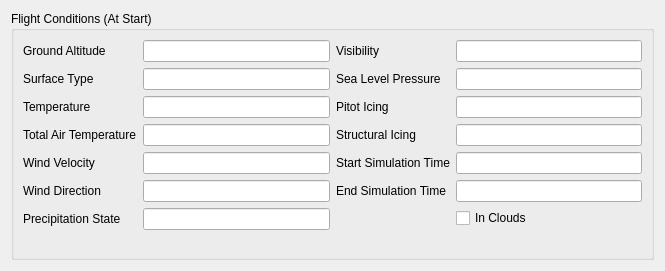
First picture: the form in src/UserInterface/src/Widgets/FlightConditionWidget.ui, repository till213/SkyDolly, before the edit.
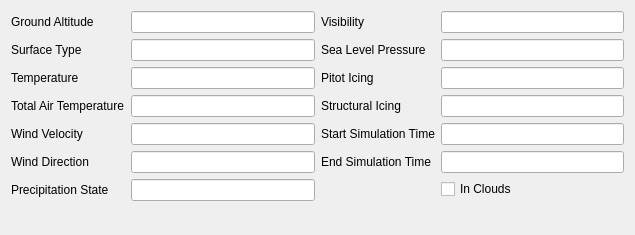
Second picture: the form after the edit.

Commit message: Add flight description widget

What changed in the file:
```diff
--- a/src/UserInterface/src/Widgets/FlightConditionWidget.ui
+++ b/src/UserInterface/src/Widgets/FlightConditionWidget.ui
@@ -6,19 +6,13 @@
    <rect>
     <x>0</x>
     <y>0</y>
-    <width>665</width>
-    <height>271</height>
+    <width>635</width>
+    <height>235</height>
    </rect>
   </property>
   <property name="windowTitle">
    <string>Form</string>
   </property>
-  <layout class="QGridLayout" name="gridLayout_2">
-   <item row="0" column="0">
-    <widget class="QGroupBox" name="groupBox">
-     <property name="title">
-      <string>Flight Conditions (At Start)</string>
-     </property>
      <layout class="QGridLayout" name="gridLayout">
       <item row="0" column="0">
        <layout class="QFormLayout" name="formLayout">
@@ -325,9 +319,6 @@
          </widget>
         </item>
        </layout>
-      </item>
-     </layout>
-    </widget>
    </item>
   </layout>
  </widget>
```
Lines whose indentation alone changed are shown as unchanged. The commit also changes 22 other files.
